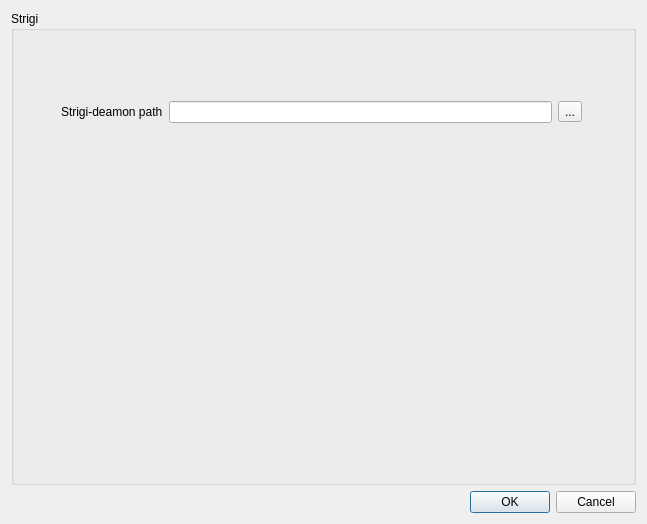
This is ui/configuration.ui in mgrzybek/forensics-data-extractor as Qt 5 draws it before an edit. The edited form follows.
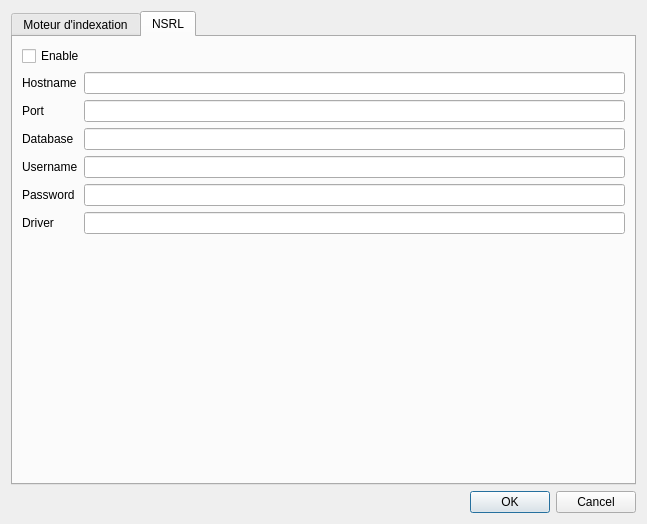
This is the edited form.

Commit message: Adding external databases configuration for known files (NSRL...) Optimizing the parsing engine (check if a file has already been parsed)

```diff
--- a/ui/configuration.ui
+++ b/ui/configuration.ui
@@ -15,6 +15,16 @@
   </property>
   <layout class="QVBoxLayout" name="verticalLayout">
    <item>
+    <widget class="QTabWidget" name="tabWidget">
+     <property name="currentIndex">
+      <number>1</number>
+     </property>
+     <widget class="QWidget" name="tab_strigi">
+      <attribute name="title">
+       <string>Moteur d'indexation</string>
+      </attribute>
+      <layout class="QHBoxLayout" name="horizontalLayout_2">
+       <item>
     <widget class="QGroupBox" name="group_strigi">
      <property name="title">
       <string>Strigi</string>
@@ -29,6 +39,9 @@
        </rect>
       </property>
       <layout class="QFormLayout" name="formLayout">
+           <property name="fieldGrowthPolicy">
+            <enum>QFormLayout::AllNonFixedFieldsGrow</enum>
+           </property>
        <item row="0" column="0">
         <widget class="QLabel" name="label_strigi_path">
          <property name="text">
@@ -45,6 +58,91 @@
           <widget class="QToolButton" name="tool_string_daemon_path">
            <property name="text">
             <string>...</string>
+               </property>
+              </widget>
+             </item>
+            </layout>
+           </item>
+          </layout>
+         </widget>
+        </widget>
+       </item>
+      </layout>
+     </widget>
+     <widget class="QWidget" name="tab_2">
+      <attribute name="title">
+       <string>NSRL</string>
+      </attribute>
+      <layout class="QVBoxLayout" name="verticalLayout_2">
+       <item>
+        <widget class="QCheckBox" name="check_nsrl">
+         <property name="text">
+          <string>Enable</string>
+         </property>
+        </widget>
+       </item>
+       <item>
+        <layout class="QFormLayout" name="nsrl_form">
+         <property name="fieldGrowthPolicy">
+          <enum>QFormLayout::AllNonFixedFieldsGrow</enum>
+         </property>
+         <item row="0" column="0">
+          <widget class="QLabel" name="nsrl_label_hostname">
+           <property name="text">
+            <string>Hostname</string>
+           </property>
+          </widget>
+         </item>
+         <item row="1" column="0">
+          <widget class="QLabel" name="nsrl_label_port">
+           <property name="text">
+            <string>Port</string>
+           </property>
+          </widget>
+         </item>
+         <item row="2" column="0">
+          <widget class="QLabel" name="nsrl_label_database">
+           <property name="text">
+            <string>Database</string>
+           </property>
+          </widget>
+         </item>
+         <item row="3" column="0">
+          <widget class="QLabel" name="nsrl_label_username">
+           <property name="text">
+            <string>Username</string>
+           </property>
+          </widget>
+         </item>
+         <item row="4" column="0">
+          <widget class="QLabel" name="nsrl_label_password">
+           <property name="text">
+            <string>Password</string>
+           </property>
+          </widget>
+         </item>
+         <item row="0" column="1">
+          <widget class="QLineEdit" name="nsrl_line_hostname"/>
+         </item>
+         <item row="1" column="1">
+          <widget class="QLineEdit" name="nsrl_line_port"/>
+         </item>
+         <item row="2" column="1">
+          <widget class="QLineEdit" name="nsrl_line_database"/>
+         </item>
+         <item row="3" column="1">
+          <widget class="QLineEdit" name="nsrl_line_username"/>
+         </item>
+         <item row="4" column="1">
+          <widget class="QLineEdit" name="nsrl_line_password"/>
+         </item>
+         <item row="5" column="1">
+          <widget class="QLineEdit" name="nsrl_line_driver"/>
+         </item>
+         <item row="5" column="0">
+          <widget class="QLabel" name="nsrl_label_driver">
+           <property name="text">
+            <string>Driver</string>
            </property>
           </widget>
          </item>
```
Lines whose indentation alone changed are shown as unchanged. The commit also changes 21 other files.
